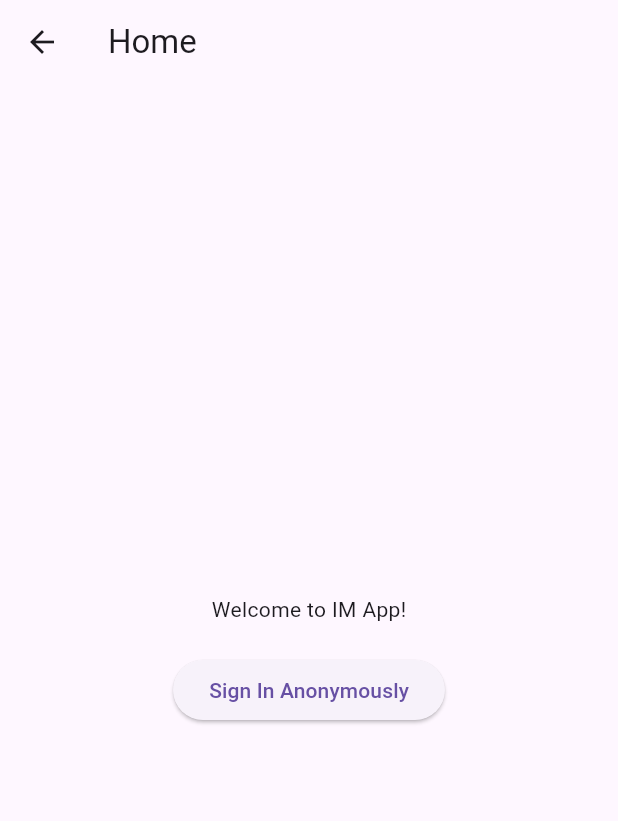
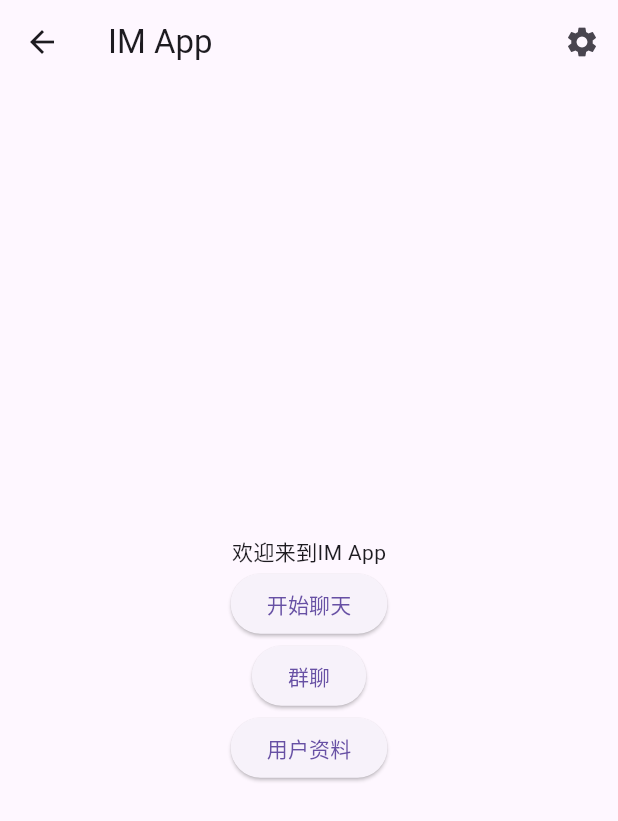
Before and after one commit to fkscmc/im-app, a Flutter app: the HomeScreen screen opened by its route, on a phone screen of 412 x 824 dp. Shown: the top 821 px of the screen. Run offline on Flutter 3.47's test engine with Material 3 defaults, Android fonts, the phone set to English and light mode, and no system bars; our stand-ins replace firebase_auth, firebase_core; accounts and stored records are empty.

Commit message:
Update home_screen.dart

```diff
--- a/lib/screens/home_screen.dart
+++ b/lib/screens/home_screen.dart
@@ -1,27 +1,42 @@
 import 'package:flutter/material.dart';
-import 'package:provider/provider.dart';
-import '../services/auth_service.dart';
 
 class HomeScreen extends StatelessWidget {
   @override
   Widget build(BuildContext context) {
-    final authService = Provider.of<AuthService>(context);
-
     return Scaffold(
       appBar: AppBar(
-        title: Text('Home'),
+        title: Text('IM App'),
+        actions: [
+          IconButton(
+            icon: Icon(Icons.settings),
+            onPressed: () {
+              Navigator.pushNamed(context, '/settings');
+            },
+          ),
+        ],
       ),
       body: Center(
         child: Column(
           mainAxisAlignment: MainAxisAlignment.center,
           children: <Widget>[
-            Text('Welcome to IM App!'),
-            SizedBox(height: 20),
+            Text('欢迎来到IM App'),
             ElevatedButton(
-              onPressed: () async {
-                await authService.signInAnonymously();
+              onPressed: () {
+                Navigator.pushNamed(context, '/chat');
               },
-              child: Text('Sign In Anonymously'),
+              child: Text('开始聊天'),
+            ),
+            ElevatedButton(
+              onPressed: () {
+                Navigator.pushNamed(context, '/group-chat');
+              },
+              child: Text('群聊'),
+            ),
+            ElevatedButton(
+              onPressed: () {
+                Navigator.pushNamed(context, '/profile');
+              },
+              child: Text('用户资料'),
             ),
           ],
         ),
```
